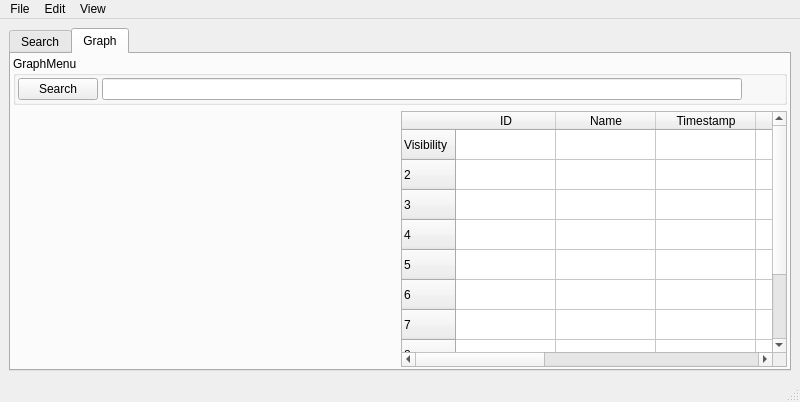
Old version of the form ui/MainWindow.ui in the repository CS4311-spring-2020/pick-tool-team15-spicegirls.
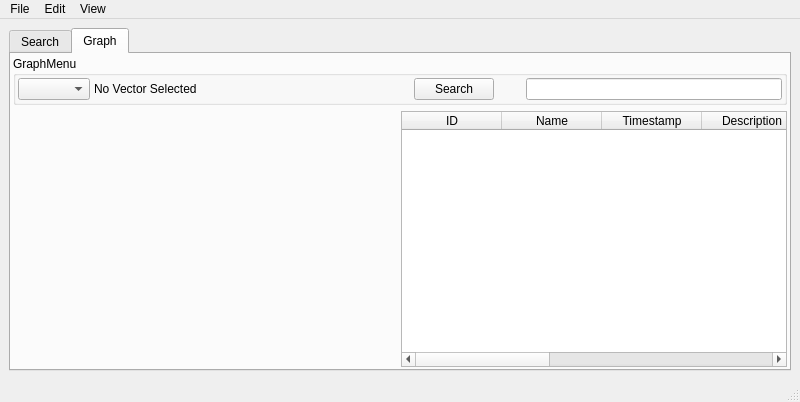
New version of the form. The open tabs and pages were chosen to show the change.

Commit message: graph update, json

Diff of the .ui file:
```diff
--- a/ui/MainWindow.ui
+++ b/ui/MainWindow.ui
@@ -184,7 +184,7 @@
           <property name="title">
            <string>GraphMenu</string>
           </property>
-          <layout class="QGridLayout" name="gridLayout_2" columnstretch="1,0,0,0">
+          <layout class="QGridLayout" name="gridLayout_2" columnstretch="3,2,15,2,2,0,0">
            <property name="leftMargin">
             <number>2</number>
            </property>
@@ -203,7 +203,7 @@
            <property name="verticalSpacing">
             <number>2</number>
            </property>
-           <item row="0" column="1" colspan="2">
+           <item row="0" column="5" colspan="2">
             <widget class="QLineEdit" name="graphLineEdit">
              <property name="sizePolicy">
               <sizepolicy hsizetype="Ignored" vsizetype="Fixed">
@@ -214,13 +214,33 @@
             </widget>
            </item>
            <item row="0" column="3">
-            <spacer name="horizontalSpacer_3">
+            <widget class="QPushButton" name="graphSearchButton_2">
+             <property name="sizePolicy">
+              <sizepolicy hsizetype="Fixed" vsizetype="Ignored">
+               <horstretch>0</horstretch>
+               <verstretch>0</verstretch>
+              </sizepolicy>
+             </property>
+             <property name="text">
+              <string>Search</string>
+             </property>
+            </widget>
+           </item>
+           <item row="0" column="0">
+            <widget class="QComboBox" name="VectorMenu"/>
+           </item>
+           <item row="0" column="1">
+            <widget class="QLabel" name="CurrentVector">
+             <property name="text">
+              <string>No Vector Selected</string>
+             </property>
+            </widget>
+           </item>
+           <item row="0" column="2">
+            <spacer name="horizontalSpacer">
              <property name="orientation">
               <enum>Qt::Horizontal</enum>
              </property>
-             <property name="sizeType">
-              <enum>QSizePolicy::Ignored</enum>
-             </property>
              <property name="sizeHint" stdset="0">
               <size>
                <width>40</width>
@@ -229,19 +249,6 @@
              </property>
             </spacer>
            </item>
-           <item row="0" column="0">
-            <widget class="QPushButton" name="graphSearchButton_2">
-             <property name="sizePolicy">
-              <sizepolicy hsizetype="Fixed" vsizetype="Ignored">
-               <horstretch>0</horstretch>
-               <verstretch>0</verstretch>
-              </sizepolicy>
-             </property>
-             <property name="text">
-              <string>Search</string>
-             </property>
-            </widget>
-           </item>
           </layout>
          </widget>
         </item>
@@ -273,22 +280,8 @@
              <bool>true</bool>
             </property>
             <property name="rowCount">
-             <number>10</number>
+             <number>0</number>
             </property>
-            <row>
-             <property name="text">
-              <string>Visibility</string>
-             </property>
-            </row>
-            <row/>
-            <row/>
-            <row/>
-            <row/>
-            <row/>
-            <row/>
-            <row/>
-            <row/>
-            <row/>
             <column>
              <property name="text">
               <string>ID</string>
```
Left out of the diff: 6 changed lines with no effect on the pictures. The commit also changes 1 other file.
